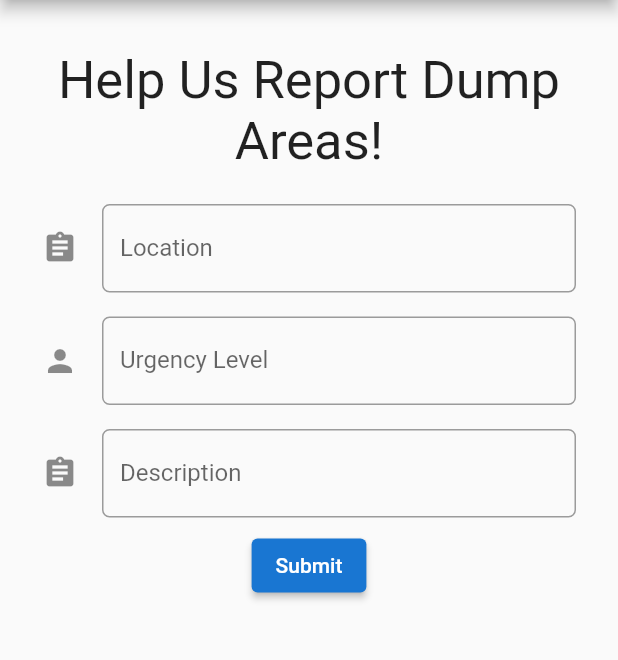
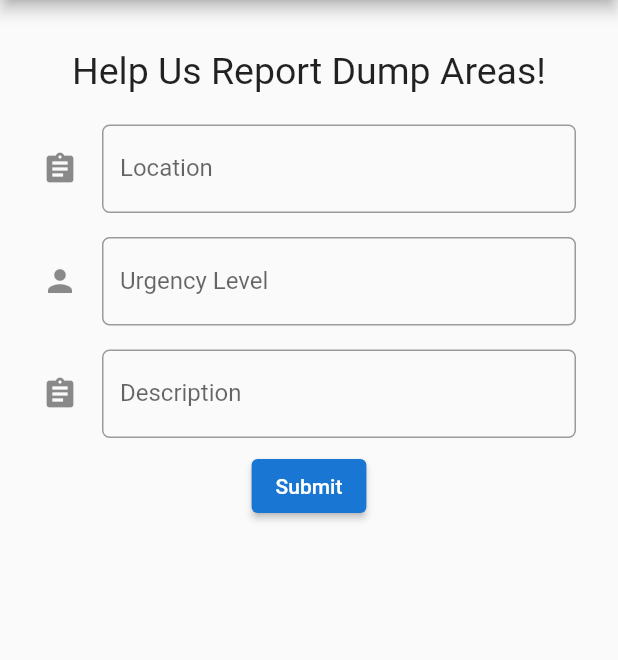
Before and after one commit to A03-PBP-2022/cleanify-mobile, a Flutter app: the FormReportPage screen opened directly, on a phone screen of 412 x 824 dp, the part 84-744 px from its top. Run offline on Flutter 3.47's test engine with Material 2 defaults, Android fonts, the phone set to English and light mode, and no system bars; our stand-ins replace flutter_markdown, infinite_scroll_pagination; missing offline and left inert: pbp_django_auth.

Commit message:
Final changes

```diff
--- a/lib/laporsampah/page/form_report.dart
+++ b/lib/laporsampah/page/form_report.dart
@@ -41,7 +41,7 @@ class _FormReportPageState extends State<FormReportPage> {
                       padding: EdgeInsets.all(5),
                       child: Text(
                         "Help Us Report Dump Areas!",
-                        style: TextStyle(fontSize: 35),
+                        style: TextStyle(fontSize: 25),
                         textAlign: TextAlign.center,
                       )),
                 ),
```
Also changed, not shown: lib/laporsampah/page/list_report.dart (+4 -38 lines).
